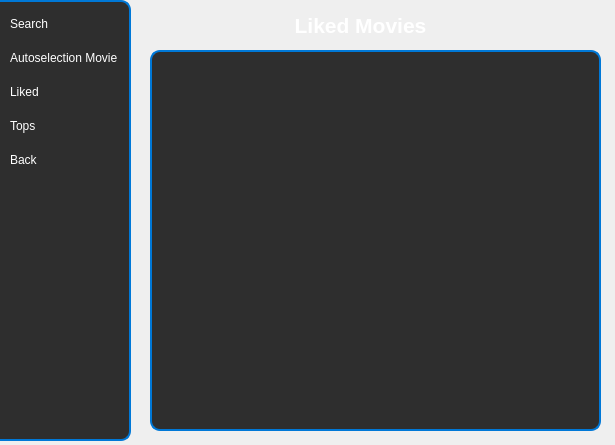
ValldemarXorin/Labs-2-cours, file source/interface/MainWindow.ui: the form before one commit.
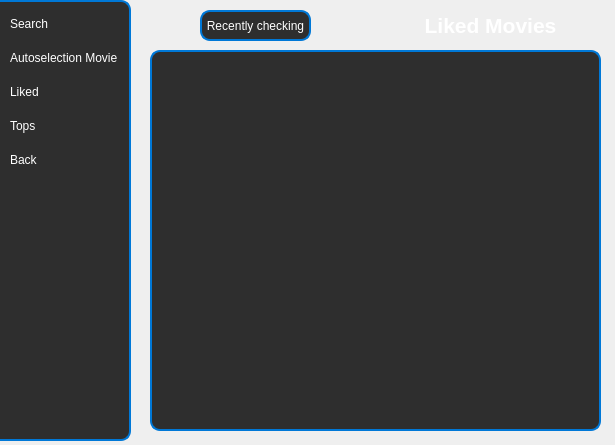
The form after the commit. The open tabs and pages were chosen to show the change.

```diff
--- a/source/interface/MainWindow.ui
+++ b/source/interface/MainWindow.ui
@@ -462,7 +462,7 @@
      <widget class="QLabel" name="label">
       <property name="geometry">
        <rect>
-        <x>260</x>
+        <x>390</x>
         <y>10</y>
         <width>201</width>
         <height>31</height>
@@ -510,6 +510,33 @@
        <string>Menu</string>
       </property>
      </widget>
+     <widget class="QPushButton" name="RecentlyCheckingButton">
+      <property name="geometry">
+       <rect>
+        <x>200</x>
+        <y>10</y>
+        <width>111</width>
+        <height>31</height>
+       </rect>
+      </property>
+      <property name="styleSheet">
+       <string notr="true">QPushButton {
+        background-color: #2E2E2E; /* Темный фон */
+        color: #FFFFFF; /* Белый текст */
+        border: 2px solid #0078d7; /* Цвет границы */
+        border-radius: 10px; /* Закругленные углы */
+        padding: 5px; /* Отступы */
+    }
+
+QPushButton:hover {
+		background-color: #1E1E1E
+}
+</string>
+      </property>
+      <property name="text">
+       <string>Recently checking</string>
+      </property>
+     </widget>
      <zorder>MenuButtonLikedPage</zorder>
      <zorder>MoviesListLikedPage</zorder>
      <zorder>MenuListLikedPage</zorder>
```
Left out of the diff: 7 changed lines with no effect on the pictures.
